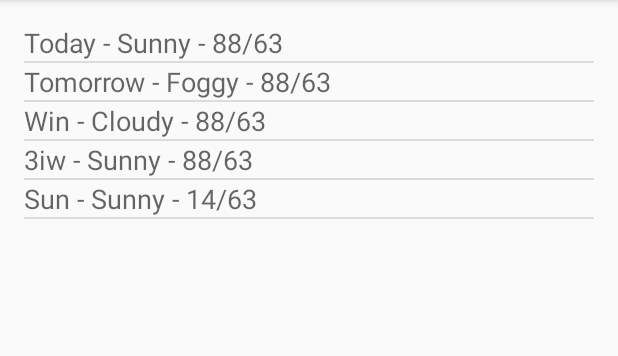
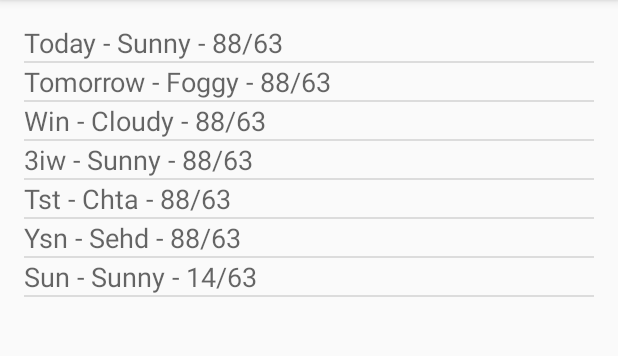
Before and after one commit to ElFadiliY/TestApp, an Android app: the screen it shows after launch (MainActivity), on a phone screen of 412 x 824 dp, the part 84-440 px from its top. Run offline under Robolectric (Android 15) with nearby library versions, the light colour scheme and no system bars.

Commit message:
Add fake data

```diff
--- a/app/src/main/java/com/elfadili/yassine/testapp/ForecastFragment.java
+++ b/app/src/main/java/com/elfadili/yassine/testapp/ForecastFragment.java
@@ -38,6 +38,8 @@ public class ForecastFragment extends Fragment {
                 "Tomorrow - Foggy - 88/63",
                 "Win - Cloudy - 88/63",
                 "3iw - Sunny - 88/63",
+                "Tst - Chta - 88/63",
+                "Ysn - Sehd - 88/63",
                 "Sun - Sunny - 14/63"
         };
         List<String> weekForecast = new ArrayList<String>(
```
